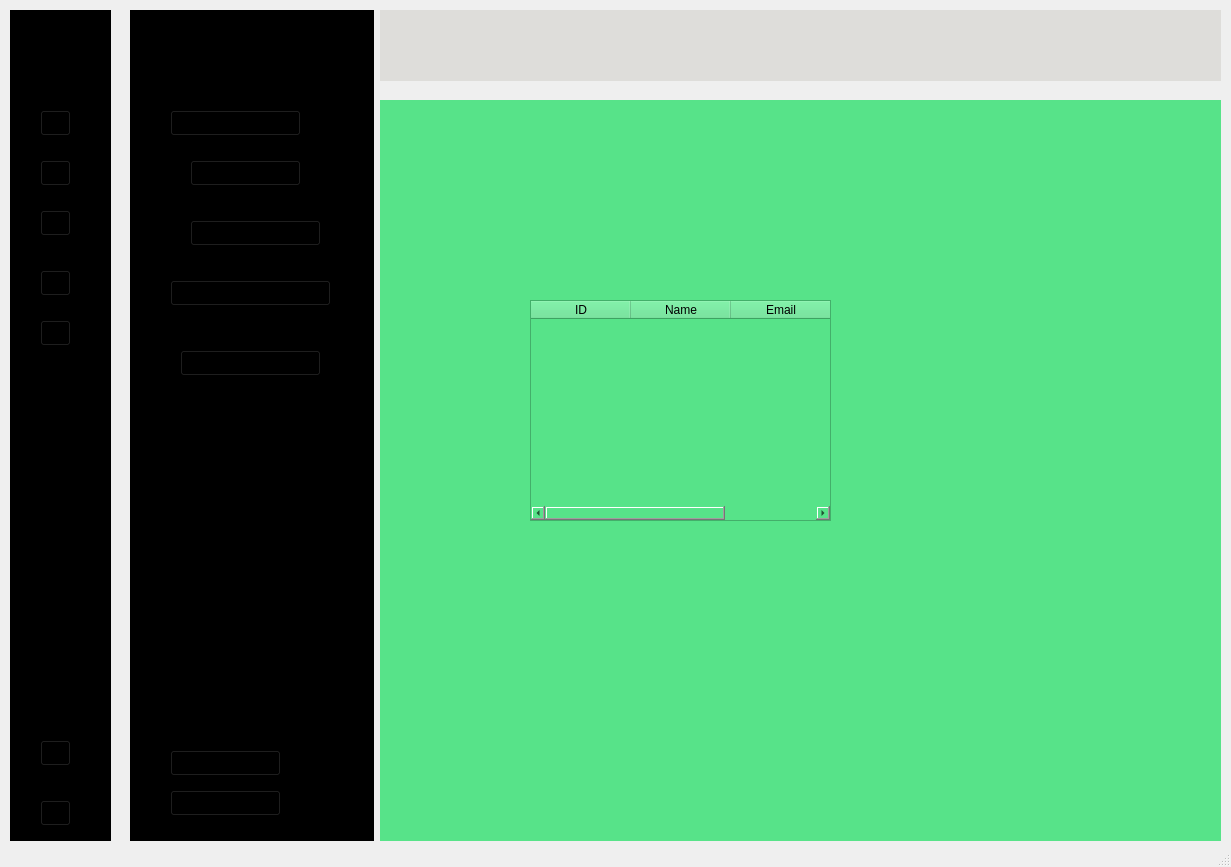
Above: School_System/ui/indexSU.ui from KasperJack/School-Management-System before the change. Below: the same form after it.
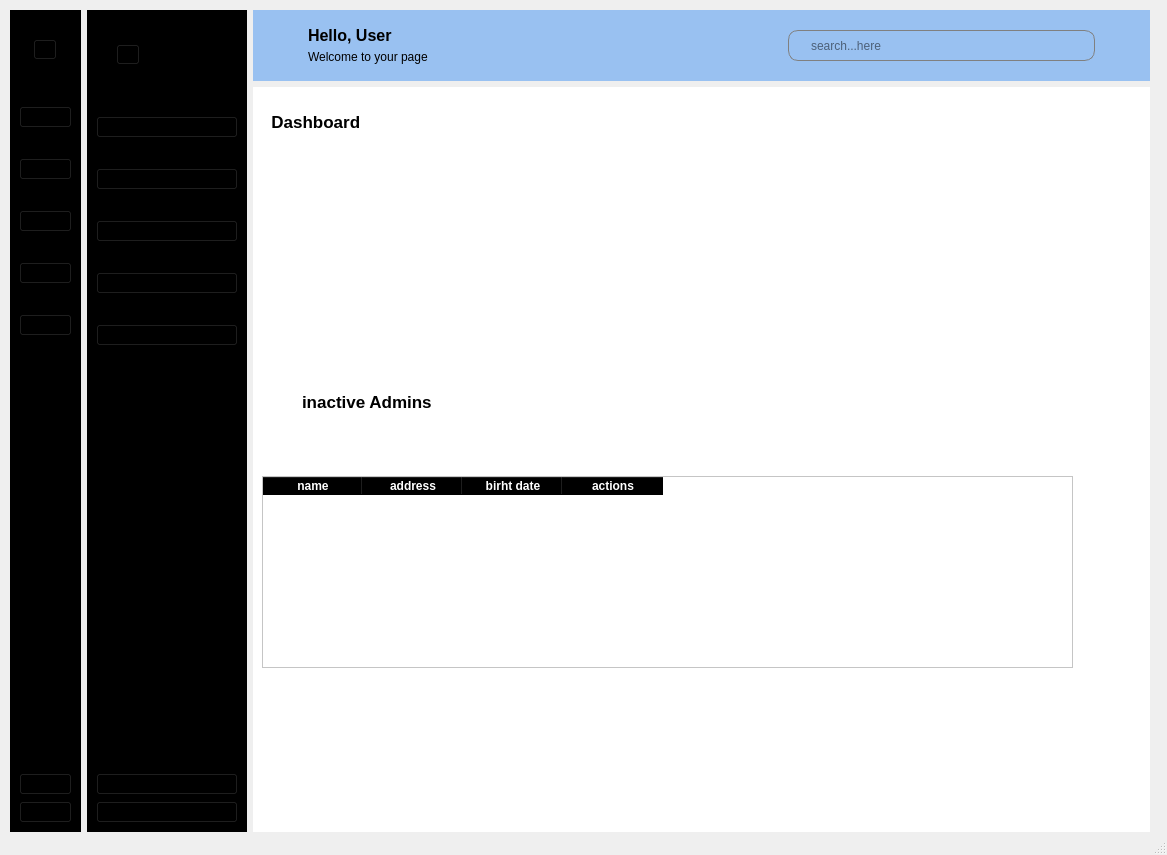
That is the form after the change. Icons and pictures are not drawn.

The edit to the form file:
```diff
--- a/School_System/ui/indexSU.ui
+++ b/School_System/ui/indexSU.ui
@@ -6,22 +6,37 @@
    <rect>
     <x>0</x>
     <y>0</y>
-    <width>1231</width>
-    <height>867</height>
+    <width>1167</width>
+    <height>855</height>
    </rect>
   </property>
   <property name="windowTitle">
    <string>MainWindow</string>
   </property>
   <widget class="QWidget" name="centralwidget">
-   <widget class="QWidget" name="icon_only" native="true">
+   <widget class="QWidget" name="layoutWidget">
     <property name="geometry">
      <rect>
       <x>10</x>
       <y>10</y>
-      <width>101</width>
-      <height>831</height>
+      <width>1140</width>
+      <height>822</height>
      </rect>
+    </property>
+    <layout class="QGridLayout" name="gridLayout">
+     <item row="0" column="0">
+      <widget class="QWidget" name="icon_only" native="true">
+       <property name="minimumSize">
+        <size>
+         <width>71</width>
+         <height>0</height>
+        </size>
+       </property>
+       <property name="maximumSize">
+        <size>
+         <width>71</width>
+         <height>16777215</height>
+        </size>
     </property>
     <property name="styleSheet">
      <string notr="true">
@@ -33,17 +48,32 @@
 
 }</string>
     </property>
-    <widget class="QPushButton" name="pushButton">
-     <property name="geometry">
-      <rect>
-       <x>30</x>
-       <y>100</y>
-       <width>31</width>
-       <height>26</height>
-      </rect>
+       <layout class="QVBoxLayout" name="verticalLayout_5">
+        <item>
+         <layout class="QHBoxLayout" name="horizontalLayout_2">
+          <property name="topMargin">
+           <number>20</number>
+          </property>
+          <item>
+           <spacer name="horizontalSpacer">
+            <property name="orientation">
+             <enum>Qt::Orientation::Horizontal</enum>
+            </property>
+            <property name="sizeHint" stdset="0">
+             <size>
+              <width>40</width>
+              <height>20</height>
+             </size>
+            </property>
+           </spacer>
+          </item>
+          <item>
+           <widget class="QToolButton" name="toolButton">
+            <property name="enabled">
+             <bool>true</bool>
      </property>
      <property name="text">
-      <string/>
+             <string>...</string>
      </property>
      <property name="icon">
       <iconset>
@@ -51,39 +81,61 @@
      </property>
      <property name="iconSize">
       <size>
-       <width>100</width>
-       <height>20</height>
-      </size>
-     </property>
-    </widget>
-    <widget class="QLabel" name="label_4">
-     <property name="geometry">
-      <rect>
-       <x>30</x>
-       <y>20</y>
        <width>40</width>
        <height>40</height>
-      </rect>
-     </property>
+             </size>
+            </property>
+           </widget>
+          </item>
+          <item>
+           <spacer name="horizontalSpacer_2">
+            <property name="orientation">
+             <enum>Qt::Orientation::Horizontal</enum>
+            </property>
+            <property name="sizeHint" stdset="0">
+             <size>
+              <width>40</width>
+              <height>20</height>
+             </size>
+            </property>
+           </spacer>
+          </item>
+         </layout>
+        </item>
+        <item>
+         <layout class="QVBoxLayout" name="verticalLayout_3">
+          <property name="spacing">
+           <number>30</number>
+          </property>
+          <property name="topMargin">
+           <number>40</number>
+          </property>
+          <item>
+           <widget class="QPushButton" name="dashboard_s">
      <property name="text">
       <string/>
      </property>
-     <property name="pixmap">
-      <pixmap>:/icons/icons/logo.png</pixmap>
-     </property>
-     <property name="scaledContents">
+            <property name="icon">
+             <iconset resource="../resources/rec.qrc">
+              <normaloff>:/icons/icons/dashboardsmall1.png</normaloff>
+              <normalon>:/icons/icons/dashboardsmall2.png</normalon>:/icons/icons/dashboardsmall1.png</iconset>
+            </property>
+            <property name="iconSize">
+             <size>
+              <width>100</width>
+              <height>20</height>
+             </size>
+            </property>
+            <property name="checkable">
       <bool>true</bool>
      </property>
-    </widget>
-    <widget class="QPushButton" name="pushButton_3">
-     <property name="geometry">
-      <rect>
-       <x>30</x>
-       <y>150</y>
-       <width>31</width>
-       <height>26</height>
-      </rect>
-     </property>
+            <property name="autoExclusive">
+             <bool>true</bool>
+            </property>
+           </widget>
+          </item>
+          <item>
+           <widget class="QPushButton" name="subject_s">
      <property name="text">
       <string/>
      </property>
@@ -97,16 +149,16 @@
        <height>20</height>
       </size>
      </property>
-    </widget>
-    <widget class="QPushButton" name="pushButton_4">
-     <property name="geometry">
-      <rect>
-       <x>30</x>
-       <y>200</y>
-       <width>31</width>
-       <height>26</height>
-      </rect>
-     </property>
+            <property name="checkable">
+             <bool>true</bool>
+            </property>
+            <property name="autoExclusive">
+             <bool>true</bool>
+            </property>
+           </widget>
+          </item>
+          <item>
+           <widget class="QPushButton" name="classes_s">
      <property name="text">
       <string/>
      </property>
@@ -120,16 +172,16 @@
        <height>20</height>
       </size>
      </property>
-    </widget>
-    <widget class="QPushButton" name="pushButton_5">
-     <property name="geometry">
-      <rect>
-       <x>30</x>
-       <y>260</y>
-       <width>31</width>
-       <height>26</height>
-      </rect>
-     </property>
+            <property name="checkable">
+             <bool>true</bool>
+            </property>
+            <property name="autoExclusive">
+             <bool>true</bool>
+            </property>
+           </widget>
+          </item>
+          <item>
+           <widget class="QPushButton" name="teachers_s">
      <property name="text">
       <string/>
      </property>
@@ -143,16 +195,16 @@
        <height>20</height>
       </size>
      </property>
-    </widget>
-    <widget class="QPushButton" name="pushButton_6">
-     <property name="geometry">
-      <rect>
-       <x>30</x>
-       <y>310</y>
-       <width>31</width>
-       <height>26</height>
-      </rect>
-     </property>
+            <property name="checkable">
+             <bool>true</bool>
+            </property>
+            <property name="autoExclusive">
+             <bool>true</bool>
+            </property>
+           </widget>
+          </item>
+          <item>
+           <widget class="QPushButton" name="students_s">
      <property name="text">
       <string/>
      </property>
@@ -166,16 +218,33 @@
        <height>20</height>
       </size>
      </property>
-    </widget>
-    <widget class="QPushButton" name="pushButton_7">
-     <property name="geometry">
-      <rect>
-       <x>30</x>
-       <y>730</y>
-       <width>31</width>
-       <height>26</height>
-      </rect>
-     </property>
+            <property name="checkable">
+             <bool>true</bool>
+            </property>
+            <property name="autoExclusive">
+             <bool>true</bool>
+            </property>
+           </widget>
+          </item>
+         </layout>
+        </item>
+        <item>
+         <spacer name="verticalSpacer_2">
+          <property name="orientation">
+           <enum>Qt::Orientation::Vertical</enum>
+          </property>
+          <property name="sizeHint" stdset="0">
+           <size>
+            <width>28</width>
+            <height>365</height>
+           </size>
+          </property>
+         </spacer>
+        </item>
+        <item>
+         <layout class="QVBoxLayout" name="verticalLayout_4">
+          <item>
+           <widget class="QPushButton" name="settings_s">
      <property name="text">
       <string/>
      </property>
@@ -189,16 +258,16 @@
        <height>20</height>
       </size>
      </property>
-    </widget>
-    <widget class="QPushButton" name="pushButton_8">
-     <property name="geometry">
-      <rect>
-       <x>30</x>
-       <y>790</y>
-       <width>31</width>
-       <height>26</height>
-      </rect>
-     </property>
+            <property name="checkable">
+             <bool>true</bool>
+            </property>
+            <property name="autoExclusive">
+             <bool>true</bool>
+            </property>
+           </widget>
+          </item>
+          <item>
+           <widget class="QPushButton" name="logout_s">
      <property name="text">
       <string/>
      </property>
@@ -212,113 +281,87 @@
        <height>16</height>
       </size>
      </property>
-    </widget>
-   </widget>
+            <property name="checkable">
+             <bool>true</bool>
+            </property>
+            <property name="autoExclusive">
+             <bool>true</bool>
+            </property>
+           </widget>
+          </item>
+         </layout>
+        </item>
+       </layout>
+      </widget>
+     </item>
+     <item row="0" column="1">
    <widget class="QWidget" name="icon_text" native="true">
-    <property name="geometry">
-     <rect>
-      <x>130</x>
-      <y>10</y>
-      <width>244</width>
-      <height>831</height>
-     </rect>
-    </property>
     <property name="styleSheet">
      <string notr="true">background-color: rgb(0, 0, 0);</string>
     </property>
-    <widget class="QLabel" name="label_2">
-     <property name="geometry">
-      <rect>
-       <x>40</x>
-       <y>20</y>
+       <layout class="QVBoxLayout" name="verticalLayout_6">
+        <item>
+         <layout class="QHBoxLayout" name="horizontalLayout">
+          <property name="spacing">
+           <number>8</number>
+          </property>
+          <property name="leftMargin">
+           <number>20</number>
+          </property>
+          <property name="topMargin">
+           <number>20</number>
+          </property>
+          <property name="rightMargin">
+           <number>0</number>
+          </property>
+          <item>
+           <widget class="QToolButton" name="toolButton_2">
+            <property name="enabled">
+             <bool>true</bool>
+            </property>
+            <property name="text">
+             <string>...</string>
+            </property>
+            <property name="icon">
+             <iconset resource="../resources/rec.qrc">
+              <normaloff>:/icons/icons/logo.png</normaloff>:/icons/icons/logo.png</iconset>
+            </property>
+            <property name="iconSize">
+             <size>
        <width>40</width>
        <height>40</height>
-      </rect>
-     </property>
-     <property name="text">
-      <string/>
-     </property>
-     <property name="pixmap">
-      <pixmap>:/icons/icons/logo.png</pixmap>
-     </property>
-     <property name="scaledContents">
-      <bool>true</bool>
-     </property>
-    </widget>
+             </size>
+            </property>
+           </widget>
+          </item>
+          <item>
     <widget class="QLabel" name="label_3">
-     <property name="geometry">
-      <rect>
-       <x>100</x>
-       <y>30</y>
-       <width>91</width>
-       <height>31</height>
-      </rect>
-     </property>
      <property name="font">
       <font>
-       <pointsize>14</pointsize>
+              <pointsize>20</pointsize>
        <bold>true</bold>
       </font>
      </property>
      <property name="text">
       <string>School</string>
      </property>
-    </widget>
-    <widget class="QPushButton" name="pushButton_13">
-     <property name="geometry">
-      <rect>
-       <x>40</x>
-       <y>740</y>
-       <width>111</width>
-       <height>26</height>
-      </rect>
-     </property>
-     <property name="text">
-      <string/>
-     </property>
-     <property name="icon">
-      <iconset>
-       <normaloff>:/icons/icons/settings2.png</normaloff>:/icons/icons/settings2.png</iconset>
-     </property>
-     <property name="iconSize">
-      <size>
-       <width>100</width>
-       <height>80</height>
-      </size>
-     </property>
-    </widget>
-    <widget class="QPushButton" name="pushButton_14">
-     <property name="geometry">
-      <rect>
-       <x>40</x>
-       <y>780</y>
-       <width>111</width>
-       <height>26</height>
-      </rect>
-     </property>
-     <property name="text">
-      <string/>
-     </property>
-     <property name="icon">
-      <iconset>
-       <normaloff>:/icons/icons/signout2.png</normaloff>:/icons/icons/signout2.png</iconset>
-     </property>
-     <property name="iconSize">
-      <size>
-       <width>100</width>
-       <height>80</height>
-      </size>
-     </property>
-    </widget>
-    <widget class="QPushButton" name="pushButton_2">
-     <property name="geometry">
-      <rect>
-       <x>40</x>
-       <y>100</y>
-       <width>131</width>
-       <height>26</height>
-      </rect>
-     </property>
+            <property name="scaledContents">
+             <bool>false</bool>
+            </property>
+           </widget>
+          </item>
+         </layout>
+        </item>
+        <item>
+         <layout class="QVBoxLayout" name="verticalLayout">
+          <property name="spacing">
+           <number>30</number>
+          </property>
+          <property name="topMargin">
+           <number>40</number>
+          </property>
+          <item>
+           <widget class="QPushButton" name="dashboard_b">
      <property name="text">
       <string>  Dashboard</string>
      </property>
@@ -332,16 +375,19 @@
        <height>20</height>
       </size>
      </property>
-    </widget>
-    <widget class="QPushButton" name="subject_button">
-     <property name="geometry">
-      <rect>
-       <x>60</x>
-       <y>150</y>
-       <width>111</width>
-       <height>26</height>
-      </rect>
-     </property>
+            <property name="checkable">
+             <bool>true</bool>
+            </property>
+            <property name="checked">
+             <bool>false</bool>
+            </property>
+            <property name="autoExclusive">
+             <bool>true</bool>
+            </property>
+           </widget>
+          </item>
+          <item>
+           <widget class="QPushButton" name="subject_b">
      <property name="text">
       <string>  Subject</string>
      </property>
@@ -355,16 +401,16 @@
        <height>20</height>
       </size>
      </property>
-    </widget>
-    <widget class="QPushButton" name="pushButton_15">
-     <property name="geometry">
-      <rect>
-       <x>60</x>
-       <y>210</y>
-       <width>131</width>
-       <height>26</height>
-      </rect>
-     </property>
+            <property name="checkable">
+             <bool>true</bool>
+            </property>
+            <property name="autoExclusive">
+             <bool>true</bool>
+            </property>
+           </widget>
+          </item>
+          <item>
+           <widget class="QPushButton" name="classes_b">
      <property name="text">
       <string>  Classes</string>
      </property>
@@ -378,16 +424,16 @@
        <height>20</height>
       </size>
      </property>
-    </widget>
-    <widget class="QPushButton" name="pushButton_16">
-     <property name="geometry">
-      <rect>
-       <x>40</x>
-       <y>270</y>
-       <width>161</width>
-       <height>26</height>
-      </rect>
-     </property>
+            <property name="checkable">
+             <bool>true</bool>
+            </property>
+            <property name="autoExclusive">
+             <bool>true</bool>
+            </property>
+           </widget>
+          </item>
+          <item>
+           <widget class="QPushButton" name="teachers_b">
      <property name="text">
       <string>  Teachers</string>
      </property>
@@ -401,16 +447,16 @@
        <height>20</height>
       </size>
      </property>
-    </widget>
-    <widget class="QPushButton" name="pushButton_10">
-     <property name="geometry">
-      <rect>
-       <x>50</x>
-       <y>340</y>
-       <width>141</width>
-       <height>26</height>
-      </rect>
-     </property>
+            <property name="checkable">
+             <bool>true</bool>
+            </property>
+            <property name="autoExclusive">
+             <bool>true</bool>
+            </property>
+           </widget>
+          </item>
+          <item>
+           <widget class="QPushButton" name="students_b">
      <property name="text">
       <string>  Students</string>
      </property>
@@ -424,61 +470,442 @@
        <height>20</height>
       </size>
      </property>
-    </widget>
-   </widget>
+            <property name="checkable">
+             <bool>true</bool>
+            </property>
+            <property name="autoExclusive">
+             <bool>true</bool>
+            </property>
+           </widget>
+          </item>
+         </layout>
+        </item>
+        <item>
+         <spacer name="verticalSpacer">
+          <property name="orientation">
+           <enum>Qt::Orientation::Vertical</enum>
+          </property>
+          <property name="sizeHint" stdset="0">
+           <size>
+            <width>28</width>
+            <height>363</height>
+           </size>
+          </property>
+         </spacer>
+        </item>
+        <item>
+         <layout class="QVBoxLayout" name="verticalLayout_2">
+          <item>
+           <widget class="QPushButton" name="settings_b">
+            <property name="text">
+             <string>  Settings</string>
+            </property>
+            <property name="icon">
+             <iconset resource="../resources/rec.qrc">
+              <normaloff>:/icons/icons/settingssmall1.png</normaloff>
+              <normalon>:/icons/icons/settingssmall2.png</normalon>:/icons/icons/settingssmall1.png</iconset>
+            </property>
+            <property name="iconSize">
+             <size>
+              <width>100</width>
+              <height>20</height>
+             </size>
+            </property>
+            <property name="checkable">
+             <bool>true</bool>
+            </property>
+            <property name="autoExclusive">
+             <bool>true</bool>
+            </property>
+           </widget>
+          </item>
+          <item>
+           <widget class="QPushButton" name="logout_b">
+            <property name="text">
+             <string>  Sign Out</string>
+            </property>
+            <property name="icon">
+             <iconset resource="../resources/rec.qrc">
+              <normaloff>:/icons/icons/signoutsmall1.png</normaloff>
+              <normalon>:/icons/icons/signoutsmall2.png</normalon>:/icons/icons/signoutsmall1.png</iconset>
+            </property>
+            <property name="iconSize">
+             <size>
+              <width>100</width>
+              <height>16</height>
+             </size>
+            </property>
+            <property name="checkable">
+             <bool>true</bool>
+            </property>
+            <property name="autoExclusive">
+             <bool>true</bool>
+            </property>
+           </widget>
+          </item>
+         </layout>
+        </item>
+       </layout>
+      </widget>
+     </item>
+     <item row="0" column="2">
+      <layout class="QVBoxLayout" name="verticalLayout_8">
+       <item>
+        <widget class="QWidget" name="widget_4" native="true">
+         <property name="minimumSize">
+          <size>
+           <width>0</width>
+           <height>71</height>
+          </size>
+         </property>
+         <property name="maximumSize">
+          <size>
+           <width>16777215</width>
+           <height>71</height>
+          </size>
+         </property>
+         <property name="styleSheet">
+          <string notr="true">background-color: rgb(153, 193, 241);
+color: rgb(0, 0, 0);</string>
+         </property>
+         <layout class="QHBoxLayout" name="horizontalLayout_5">
+          <item>
+           <layout class="QHBoxLayout" name="horizontalLayout_4">
+            <item>
+             <widget class="QPushButton" name="pushButton">
+              <property name="text">
+               <string/>
+              </property>
+              <property name="icon">
+               <iconset resource="../resources/rec.qrc">
+                <normaloff>:/icons/icons/menu.png</normaloff>:/icons/icons/menu.png</iconset>
+              </property>
+              <property name="iconSize">
+               <size>
+                <width>29</width>
+                <height>25</height>
+               </size>
+              </property>
+              <property name="checkable">
+               <bool>true</bool>
+              </property>
+              <property name="flat">
+               <bool>true</bool>
+              </property>
+             </widget>
+            </item>
+            <item>
+             <layout class="QVBoxLayout" name="verticalLayout_7">
+              <property name="spacing">
+               <number>0</number>
+              </property>
+              <property name="topMargin">
+               <number>5</number>
+              </property>
+              <property name="bottomMargin">
+               <number>5</number>
+              </property>
+              <item>
+               <widget class="QLabel" name="label_user_name">
+                <property name="font">
+                 <font>
+                  <pointsize>12</pointsize>
+                  <bold>true</bold>
+                 </font>
+                </property>
+                <property name="text">
+                 <string>Hello, User</string>
+                </property>
+               </widget>
+              </item>
+              <item>
+               <widget class="QLabel" name="label_2">
+                <property name="text">
+                 <string>Welcome to your page</string>
+                </property>
+               </widget>
+              </item>
+             </layout>
+            </item>
+           </layout>
+          </item>
+          <item>
+           <spacer name="horizontalSpacer_3">
+            <property name="orientation">
+             <enum>Qt::Orientation::Horizontal</enum>
+            </property>
+            <property name="sizeHint" stdset="0">
+             <size>
+              <width>301</width>
+              <height>20</height>
+             </size>
+            </property>
+           </spacer>
+          </item>
+          <item>
+           <layout class="QHBoxLayout" name="horizontalLayout_3">
+            <item>
+             <widget class="QLineEdit" name="lineEdit">
+              <property name="minimumSize">
+               <size>
+                <width>0</width>
+                <height>31</height>
+               </size>
+              </property>
+              <property name="maximumSize">
+               <size>
+                <width>16777215</width>
+                <height>31</height>
+               </size>
+              </property>
+              <property name="styleSheet">
+               <string notr="true">QLineEdit{
+padding-left:20px;
+border: 1px solid gray;
+border-radius: 10px;
+
+
+
+
+
+}</string>
+              </property>
+              <property name="placeholderText">
+               <string>search...here</string>
+              </property>
+             </widget>
+            </item>
+            <item>
+             <widget class="QLabel" name="label_4">
+              <property name="minimumSize">
+               <size>
+                <width>40</width>
+                <height>40</height>
+               </size>
+              </property>
+              <property name="maximumSize">
+               <size>
+                <width>40</width>
+                <height>40</height>
+               </size>
+              </property>
+              <property name="text">
+               <string/>
+              </property>
+              <property name="pixmap">
+               <pixmap resource="../resources/rec.qrc">:/icons/icons/profile.png</pixmap>
+              </property>
+              <property name="scaledContents">
+               <bool>true</bool>
+              </property>
+             </widget>
+            </item>
+           </layout>
+          </item>
+         </layout>
+        </widget>
+       </item>
+       <item>
    <widget class="QWidget" name="main_screen" native="true">
-    <property name="geometry">
-     <rect>
-      <x>380</x>
-      <y>100</y>
+         <property name="minimumSize">
+          <size>
       <width>841</width>
       <height>741</height>
+          </size>
+         </property>
+         <property name="styleSheet">
+          <string notr="true">background-color: rgb(255, 255, 255);</string>
+         </property>
+         <widget class="QStackedWidget" name="stackedWidget">
+          <property name="geometry">
+           <rect>
+            <x>9</x>
+            <y>9</y>
+            <width>821</width>
+            <height>721</height>
      </rect>
     </property>
     <property name="styleSheet">
-     <string notr="true">background-color: rgb(87, 227, 137);</string>
-    </property>
+           <string notr="true">color: rgb(0, 0, 0);</string>
+          </property>
+          <widget class="QWidget" name="dash">
+           <widget class="QLabel" name="label_5">
+            <property name="geometry">
+             <rect>
+              <x>0</x>
+              <y>0</y>
+              <width>111</width>
+              <height>51</height>
+             </rect>
+            </property>
+            <property name="font">
+             <font>
+              <pointsize>13</pointsize>
+              <bold>true</bold>
+             </font>
+            </property>
+            <property name="text">
+             <string>  Dashboard</string>
+            </property>
+           </widget>
+           <widget class="QLabel" name="label_10">
+            <property name="geometry">
+             <rect>
+              <x>40</x>
+              <y>280</y>
+              <width>181</width>
+              <height>51</height>
+             </rect>
+            </property>
+            <property name="font">
+             <font>
+              <pointsize>13</pointsize>
+              <bold>true</bold>
+             </font>
+            </property>
+            <property name="text">
+             <string>inactive Admins</string>
+            </property>
+           </widget>
     <widget class="QTableWidget" name="tableWidget">
      <property name="geometry">
       <rect>
-       <x>150</x>
-       <y>200</y>
-       <width>301</width>
-       <height>221</height>
-      </rect>
-     </property>
-     <property name="showGrid">
-      <bool>true</bool>
-     </property>
-     <column>
-      <property name="text">
-       <string>ID</string>
-      </property>
-     </column>
-     <column>
-      <property name="text">
-       <string>Name</string>
-      </property>
-     </column>
-     <column>
-      <property name="text">
-       <string>Email</string>
-      </property>
-     </column>
-    </widget>
-   </widget>
-   <widget class="QWidget" name="widget_4" native="true">
-    <property name="geometry">
-     <rect>
-      <x>380</x>
-      <y>10</y>
-      <width>841</width>
-      <height>71</height>
+              <x>0</x>
+              <y>380</y>
+              <width>811</width>
+              <height>192</height>
      </rect>
     </property>
     <property name="styleSheet">
-     <string notr="true">background-color: rgb(222, 221, 218);</string>
-    </property>
+             <string notr="true">QHeaderView::section{
+font-weight: bold;
+background-color: black;
+color: white;
+
+}
+
+QTableWidget{
+alternate-background-color: #B0EDFB;
+background-color: #F4F9A;
+
+
+}</string>
+            </property>
+            <property name="alternatingRowColors">
+             <bool>true</bool>
+            </property>
+            <column>
+             <property name="text">
+              <string>name</string>
+             </property>
+            </column>
+            <column>
+             <property name="text">
+              <string>address</string>
+             </property>
+            </column>
+            <column>
+             <property name="text">
+              <string>birht date</string>
+             </property>
+            </column>
+            <column>
+             <property name="text">
+              <string>actions</string>
+             </property>
+            </column>
+           </widget>
+          </widget>
+          <widget class="QWidget" name="classes">
+           <widget class="QLabel" name="label_6">
+            <property name="geometry">
+             <rect>
+              <x>340</x>
+              <y>30</y>
+              <width>141</width>
+              <height>51</height>
+             </rect>
+            </property>
+            <property name="font">
+             <font>
+              <pointsize>13</pointsize>
+              <bold>true</bold>
+             </font>
+            </property>
+            <property name="text">
+             <string>classes</string>
+            </property>
+           </widget>
+          </widget>
+          <widget class="QWidget" name="students">
+           <widget class="QLabel" name="label_7">
+            <property name="geometry">
+             <rect>
+              <x>280</x>
+              <y>30</y>
+              <width>111</width>
+              <height>51</height>
+             </rect>
+            </property>
+            <property name="font">
+             <font>
+              <pointsize>13</pointsize>
+              <bold>true</bold>
+             </font>
+            </property>
+            <property name="text">
+             <string>students</string>
+            </property>
+           </widget>
+          </widget>
+          <widget class="QWidget" name="teachers">
+           <widget class="QLabel" name="label_9">
+            <property name="geometry">
+             <rect>
+              <x>230</x>
+              <y>40</y>
+              <width>111</width>
+              <height>51</height>
+             </rect>
+            </property>
+            <property name="font">
+             <font>
+              <pointsize>13</pointsize>
+              <bold>true</bold>
+             </font>
+            </property>
+            <property name="text">
+             <string>Teachers</string>
+            </property>
+           </widget>
+          </widget>
+          <widget class="QWidget" name="subject">
+           <widget class="QLabel" name="label_8">
+            <property name="geometry">
+             <rect>
+              <x>340</x>
+              <y>30</y>
+              <width>121</width>
+              <height>51</height>
+             </rect>
+            </property>
+            <property name="font">
+             <font>
+              <pointsize>13</pointsize>
+              <bold>true</bold>
+             </font>
+            </property>
+            <property name="text">
+             <string>subject</string>
+            </property>
+           </widget>
+          </widget>
+         </widget>
+        </widget>
+       </item>
+      </layout>
+     </item>
+    </layout>
    </widget>
   </widget>
   <widget class="QStatusBar" name="statusbar"/>
```
Left out of the diff: 207 changed lines with no effect on the pictures. Lines whose indentation alone changed are shown as unchanged.
